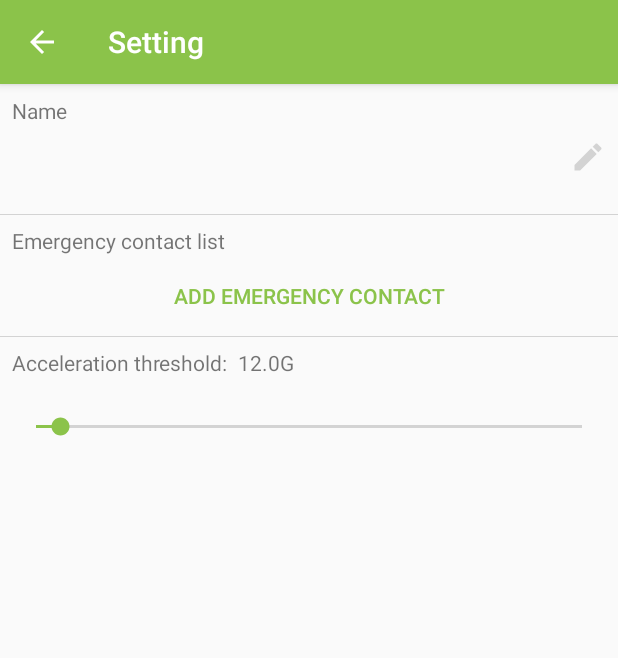
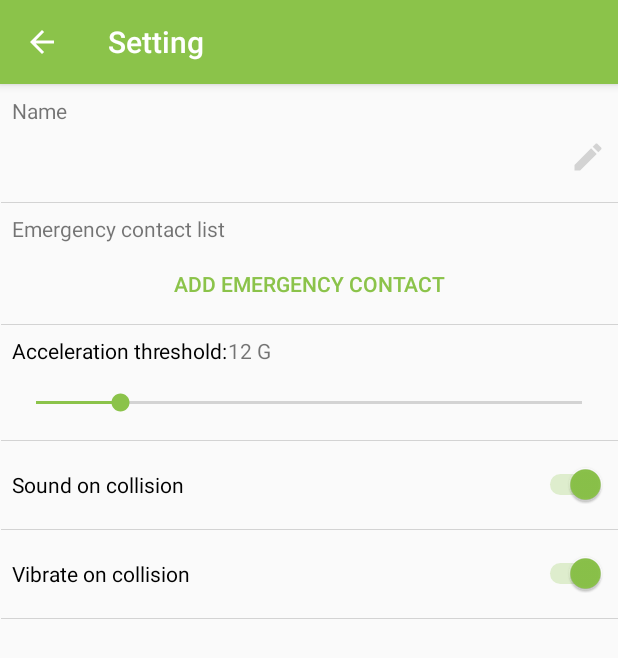
Before and after one commit to imrankhanissm/BikerSafe, an Android app: the SettingActivity screen opened directly, with no data from a screen before it, on a phone screen of 412 x 824 dp. Shown: the top 658 px of the screen. Run offline under Robolectric (Android 15) with nearby library versions, the phone set to English and light mode, and no system bars.

Commit message:
sound and vibration settings added

```diff
--- a/app/src/main/AndroidManifest.xml
+++ b/app/src/main/AndroidManifest.xml
@@ -13,6 +13,7 @@
     <uses-permission android:name="android.permission.READ_PHONE_STATE" />
     <uses-permission android:name="android.permission.FOREGROUND_SERVICE" />
     <uses-permission android:name="android.permission.READ_CONTACTS"/>
+    <uses-permission android:name="android.permission.VIBRATE"/>
 
     <uses-feature
         android:name="hardware.sensor.accelerometer"
--- a/app/src/main/java/com/example/bikeapp/activities/MapsActivity.kt
+++ b/app/src/main/java/com/example/bikeapp/activities/MapsActivity.kt
@@ -6,7 +6,6 @@ import android.content.Context
 import android.content.Intent
 import android.content.IntentFilter
 import android.content.pm.PackageManager
-import android.content.res.ColorStateList
 import android.graphics.Bitmap
 import android.graphics.Canvas
 import android.graphics.Color
--- a/app/src/main/java/com/example/bikeapp/activities/SettingActivity.kt
+++ b/app/src/main/java/com/example/bikeapp/activities/SettingActivity.kt
@@ -54,7 +54,7 @@ class SettingActivity : AppCompatActivity() {
         }
 
         dbHelper = DBHelper(this)
-        var contacts = dbHelper.getContacts()
+        val contacts = dbHelper.getContacts()
 
         if (contacts != null) {
             for (i in contacts){
@@ -67,7 +67,7 @@ class SettingActivity : AppCompatActivity() {
             val dialogBuilder = AlertDialog.Builder(this)
             dialogView = layoutInflater.inflate(R.layout.dialog_add_contact, null)
             dialogView.findViewById<ImageView>(R.id.contactsButton).setOnClickListener {
-                var contactsIntent = Intent(Intent.ACTION_PICK, ContactsContract.CommonDataKinds.Phone.CONTENT_URI)
+                val contactsIntent = Intent(Intent.ACTION_PICK, ContactsContract.CommonDataKinds.Phone.CONTENT_URI)
                 startActivityForResult(contactsIntent, RESULT_PICK_CONTACT)
             }
             dialogBuilder.setView(dialogView)
@@ -87,13 +87,13 @@ class SettingActivity : AppCompatActivity() {
             dialogBuilder.show()
         }
 
-        var accelerationThreshold = myPrefs.getFloat(Constants.accelerationThreshold, Constants.accelerationThresholdDefault)
-        accelerationThresholdSetting.text = accelerationThreshold.toString() + "G"
+        val accelerationThreshold = myPrefs.getFloat(Constants.Settings.accelerationThreshold, Constants.Settings.accelerationThresholdDefault)
+        accelerationThresholdSetting.text = String.format("%d G", accelerationThreshold.toInt())
         accelerationSeekBarSetting.progress = accelerationThreshold.toInt()
 
         accelerationSeekBarSetting.setOnSeekBarChangeListener(object: SeekBar.OnSeekBarChangeListener{
             override fun onProgressChanged(seekBar: SeekBar?, progress: Int, fromUser: Boolean) {
-                accelerationThresholdSetting.text = progress.toString() + "G"
+                accelerationThresholdSetting.text = String.format("%d G", progress)
             }
 
             override fun onStartTrackingTouch(seekBar: SeekBar?) {
@@ -101,11 +101,29 @@ class SettingActivity : AppCompatActivity() {
 
             override fun onStopTrackingTouch(seekBar: SeekBar?) {
                 if (seekBar != null) {
-                    myPrefs.edit().putFloat(Constants.accelerationThreshold, seekBar.progress.toFloat()).apply()
+                    myPrefs.edit().putFloat(Constants.Settings.accelerationThreshold, seekBar.progress.toFloat()).apply()
                     SensorService.accelerationThreshold = seekBar.progress.toFloat()
                 }
             }
         })
+
+        soundSwitch.isChecked = myPrefs.getBoolean(Constants.Settings.sound, true)
+        vibrateSwitch.isChecked = myPrefs.getBoolean(Constants.Settings.vibrate, true)
+        soundSwitch.setOnCheckedChangeListener { _, isChecked ->
+            if(isChecked){
+                myPrefs.edit().putBoolean(Constants.Settings.sound, true).apply()
+            }else{
+                myPrefs.edit().putBoolean(Constants.Settings.sound, false).apply()
+            }
+        }
+
+        vibrateSwitch.setOnCheckedChangeListener { _, isChecked ->
+            if(isChecked){
+                myPrefs.edit().putBoolean(Constants.Settings.vibrate, true).apply()
+            }else{
+                myPrefs.edit().putBoolean(Constants.Settings.vibrate, false).apply()
+            }
+        }
     }
 
     private fun generateContactView(contact: Contact): View {
@@ -118,7 +136,7 @@ class SettingActivity : AppCompatActivity() {
             dialogView.findViewById<EditText>(R.id.countryCodeAddContactProfile)?.setText(contactView.findViewById<TextView>(R.id.countryCodeProfile).text)
             dialogView.findViewById<EditText>(R.id.phoneNoAddContactProfile)?.setText(contactView.findViewById<TextView>(R.id.phoneNoProfile).text)
             dialogView.findViewById<ImageView>(R.id.contactsButton).setOnClickListener {
-                var contactsIntent = Intent(Intent.ACTION_PICK, ContactsContract.CommonDataKinds.Phone.CONTENT_URI)
+                val contactsIntent = Intent(Intent.ACTION_PICK, ContactsContract.CommonDataKinds.Phone.CONTENT_URI)
                 startActivityForResult(contactsIntent, RESULT_PICK_CONTACT)
             }
 
@@ -159,13 +177,13 @@ class SettingActivity : AppCompatActivity() {
         super.onActivityResult(requestCode, resultCode, data)
         if(requestCode == RESULT_PICK_CONTACT){
             try {
-                var uri = data?.data
-                var cursor = contentResolver.query(uri, null, null, null, null)
-                cursor.moveToFirst()
-                var nameIndex = cursor.getColumnIndex(ContactsContract.CommonDataKinds.Phone.DISPLAY_NAME)
-                var phoneIndex = cursor.getColumnIndex(ContactsContract.CommonDataKinds.Phone.NUMBER)
-                var contactName = cursor.getString(nameIndex)
-                var contactNumber = cursor.getString(phoneIndex)
+                val uri = data?.data
+                val cursor = contentResolver.query(uri, null, null, null, null)
+                cursor!!.moveToFirst()
+                val nameIndex = cursor.getColumnIndex(ContactsContract.CommonDataKinds.Phone.DISPLAY_NAME)
+                val phoneIndex = cursor.getColumnIndex(ContactsContract.CommonDataKinds.Phone.NUMBER)
+                val contactName = cursor.getString(nameIndex)
+                val contactNumber = cursor.getString(phoneIndex)
                 var cleanedContactNumber = ""
                 for (i in contactNumber.length-1 downTo 0){
                     if(contactNumber[i].isDigit()){
--- a/app/src/main/java/com/example/bikeapp/activities/SplashScreenActivity.kt
+++ b/app/src/main/java/com/example/bikeapp/activities/SplashScreenActivity.kt
@@ -3,7 +3,6 @@ package com.example.bikeapp.activities
 import android.content.Intent
 import android.os.Bundle
 import androidx.appcompat.app.AppCompatActivity
-import com.example.bikeapp.R
 
 class SplashScreenActivity : AppCompatActivity() {
 
--- a/app/src/main/java/com/example/bikeapp/dbHelper/DBHelper.kt
+++ b/app/src/main/java/com/example/bikeapp/dbHelper/DBHelper.kt
@@ -10,10 +10,9 @@ import android.util.Log
 import android.widget.Toast
 import com.example.bikeapp.models.Contact
 
-class DBHelper(context: Context) :
+class DBHelper(private val context: Context) :
     SQLiteOpenHelper(context, DATABASE_NAME, null, DATABASE_VERSION) {
 
-    private val context = context
     companion object {
         private var DATABASE_NAME = "emergencyContacts"
         private var DATABASE_VERSION = 1
@@ -24,7 +23,7 @@ class DBHelper(context: Context) :
     override fun onCreate(db: SQLiteDatabase?) {
 //        , constraint unique_constraint unique(${Contact.countryCodeLable}, ${Contact.phoneNoLabel})
         val createTable =
-            "create table $EMERGENCY_CONTACTS_TABLE_NAME ($COLUMN_ID integer primary key autoincrement, ${Contact.countryCodeLable} text, ${Contact.phoneNoLabel} text)"
+            "create table $EMERGENCY_CONTACTS_TABLE_NAME ($COLUMN_ID integer primary key autoincrement, ${Contact.countryCodeLabel} text, ${Contact.phoneNoLabel} text)"
         db!!.execSQL(createTable)
     }
 
@@ -33,7 +32,7 @@ class DBHelper(context: Context) :
     fun getContacts(): List<Contact>? {
         val contacts = ArrayList<Contact>()
         val query = "select * from $EMERGENCY_CONTACTS_TABLE_NAME"
-        var cursor: Cursor?
+        val cursor: Cursor?
         val dbl = readableDatabase
         try {
             cursor = dbl?.rawQuery(query, null)
@@ -44,7 +43,7 @@ class DBHelper(context: Context) :
         }
         if (cursor!!.moveToFirst()) {
             do {
-                contacts.add(Contact(cursor.getString(cursor.getColumnIndex(Contact.countryCodeLable)), cursor.getString(cursor.getColumnIndex(Contact.phoneNoLabel))))
+                contacts.add(Contact(cursor.getString(cursor.getColumnIndex(Contact.countryCodeLabel)), cursor.getString(cursor.getColumnIndex(Contact.phoneNoLabel))))
             } while (cursor.moveToNext())
         }
         cursor.close()
@@ -54,7 +53,7 @@ class DBHelper(context: Context) :
 
     fun insertContact(contact: Contact): Boolean {
         val cv = ContentValues()
-        cv.put(Contact.countryCodeLable, contact.countryCode)
+        cv.put(Contact.countryCodeLabel, contact.countryCode)
         cv.put(Contact.phoneNoLabel, contact.phoneNo)
         val dbl = writableDatabase
         try {
@@ -75,11 +74,11 @@ class DBHelper(context: Context) :
 
     fun updateContact(oldContact: Contact, newContact: Contact): Boolean {
         val cv = ContentValues()
-        cv.put(Contact.countryCodeLable, newContact.countryCode)
+        cv.put(Contact.countryCodeLabel, newContact.countryCode)
         cv.put(Contact.phoneNoLabel, newContact.phoneNo)
         val dbl = writableDatabase
         try {
-            if (dbl.update(EMERGENCY_CONTACTS_TABLE_NAME, cv, Contact.countryCodeLable + " =? and " + Contact.phoneNoLabel + " =? ", arrayOf(oldContact.countryCode, oldContact.phoneNo)) > 0){
+            if (dbl.update(EMERGENCY_CONTACTS_TABLE_NAME, cv, Contact.countryCodeLabel + " =? and " + Contact.phoneNoLabel + " =? ", arrayOf(oldContact.countryCode, oldContact.phoneNo)) > 0){
                 dbl.close()
                 return true
             }else{
@@ -97,7 +96,7 @@ class DBHelper(context: Context) :
     fun deleteContact(contact: Contact): Boolean {
         val dbl = writableDatabase
         try {
-            if (dbl.delete(EMERGENCY_CONTACTS_TABLE_NAME, Contact.countryCodeLable + " =? and " + Contact.phoneNoLabel + " =? ", arrayOf(contact.countryCode, contact.phoneNo)) > 0) {
+            if (dbl.delete(EMERGENCY_CONTACTS_TABLE_NAME, Contact.countryCodeLabel + " =? and " + Contact.phoneNoLabel + " =? ", arrayOf(contact.countryCode, contact.phoneNo)) > 0) {
                 dbl.close()
                 return true
             }else{
--- a/app/src/main/java/com/example/bikeapp/models/Contact.kt
+++ b/app/src/main/java/com/example/bikeapp/models/Contact.kt
@@ -1,12 +1,10 @@
 package com.example.bikeapp.models
 
-class Contact(countryCode: String, phoneNo: String) {
+class Contact(var countryCode: String, var phoneNo: String) {
     companion object{
-        const val countryCodeLable = "countryCode"
+        const val countryCodeLabel = "countryCode"
         const val phoneNoLabel = "phoneNo"
     }
-    var countryCode: String = countryCode
-    var phoneNo: String = phoneNo
 
     fun isValid(): Boolean{
         if(phoneNo.length == 10 && countryCode == "+91"){
--- a/app/src/main/java/com/example/bikeapp/services/SensorService.kt
+++ b/app/src/main/java/com/example/bikeapp/services/SensorService.kt
@@ -65,7 +65,7 @@ class SensorService : Service(), SensorEventListener {
                 sendLocationToUI()
             }
         }
-        accelerationThreshold = getSharedPreferences(Constants.sharedPrefsName, Context.MODE_PRIVATE).getFloat(Constants.accelerationThreshold, accelerationThreshold)
+        accelerationThreshold = getSharedPreferences(Constants.sharedPrefsName, Context.MODE_PRIVATE).getFloat(Constants.Settings.accelerationThreshold, accelerationThreshold)
     }
 
     override fun onStartCommand(intent: Intent?, flags: Int, startId: Int): Int {
--- a/app/src/main/res/layout/activity_setting.xml
+++ b/app/src/main/res/layout/activity_setting.xml
@@ -4,7 +4,9 @@
     xmlns:tools="http://schemas.android.com/tools"
     android:layout_width="match_parent"
     android:layout_height="match_parent"
-    tools:context=".activities.SettingActivity">
+    tools:context=".activities.SettingActivity"
+    android:padding="8dp"
+    android:clipToPadding="false">
 
     <LinearLayout
         android:id="@+id/usernameProfileContainer"
@@ -13,41 +15,38 @@
         android:clickable="true"
         android:focusable="true"
         android:orientation="vertical"
-        android:padding="8dp"
         app:layout_constraintTop_toTopOf="parent"
         android:background="?android:attr/selectableItemBackground">
 
         <TextView
             android:layout_width="wrap_content"
             android:layout_height="wrap_content"
-            android:text="Name" />
+            android:text="@string/name" />
 
         <TextView
             android:id="@+id/usernameProfile"
             android:layout_width="match_parent"
             android:layout_height="wrap_content"
-            android:drawableRight="@drawable/ic_edit_gray_24dp"
-            android:text="Username"
+            android:drawableEnd="@drawable/ic_edit_gray_24dp"
+            android:text="@string/username"
             android:textColor="@color/black"
             android:paddingTop="8dp"
             android:paddingBottom="16dp"
             android:textSize="20sp" />
     </LinearLayout>
 
-    <View
+    <include layout="@layout/layout_list_separator"
+        app:layout_constraintTop_toBottomOf="@id/usernameProfileContainer"
         android:layout_width="match_parent"
-        android:layout_height="1px"
-        android:background="@color/lightGray"
-        app:layout_constraintTop_toBottomOf="@id/usernameProfileContainer"
-        app:layout_constraintLeft_toLeftOf="parent"
-        app:layout_constraintRight_toRightOf="parent"/>
+        android:layout_height="wrap_content"
+        android:layout_marginLeft="-8dp"
+        android:layout_marginRight="-8dp"/>
 
     <TextView
         android:id="@+id/emergencyContactListProfileLabel"
         android:layout_width="match_parent"
         android:layout_height="wrap_content"
-        android:text="Emergency contact list"
-        android:layout_marginLeft="8dp"
+        android:text="@string/emergency_contact_list"
         android:layout_marginTop="8dp"
         app:layout_constraintTop_toBottomOf="@id/usernameProfileContainer"
         app:layout_constraintLeft_toLeftOf="parent"
@@ -67,26 +66,25 @@
         android:layout_width="match_parent"
         android:layout_height="wrap_content"
         android:src="@drawable/ic_add_circle_black_24dp"
-        android:text="Add emergency contact"
+        android:text="@string/add_emergency_contact"
         app:layout_constraintLeft_toLeftOf="parent"
         app:layout_constraintTop_toBottomOf="@id/emergencyContactListProfile" />
 
-    <View
+    <include layout="@layout/layout_list_separator"
+        app:layout_constraintTop_toBottomOf="@id/addMoreEmergencyContactsProfile"
         android:layout_width="match_parent"
-        android:layout_height="1px"
-        android:background="@color/lightGray"
-        app:layout_constraintTop_toBottomOf="@id/addMoreEmergencyContactsProfile"
-        app:layout_constraintLeft_toLeftOf="parent"
-        app:layout_constraintRight_toRightOf="parent"/>
+        android:layout_height="wrap_content"
+        android:layout_marginLeft="-8dp"
+        android:layout_marginRight="-8dp"/>
 
     <TextView
         android:id="@+id/accelerationThresholdSettingLabel"
         android:layout_width="wrap_content"
         android:layout_height="wrap_content"
-        android:text="Acceleration threshold:  "
+        android:text="@string/acceleration_threshold"
+        android:textColor="@color/black"
         app:layout_constraintTop_toBottomOf="@id/addMoreEmergencyContactsProfile"
         app:layout_constraintLeft_toLeftOf="parent"
-        android:layout_marginLeft="8dp"
         android:layout_marginTop="8dp"/>
 
     <TextView
@@ -95,7 +93,7 @@
         android:layout_height="wrap_content"
         app:layout_constraintLeft_toRightOf="@id/accelerationThresholdSettingLabel"
         app:layout_constraintTop_toBottomOf="@id/addMoreEmergencyContactsProfile"
-        android:text="9.8G"
+        android:text="@string/_9_8g"
         android:layout_marginTop="8dp"/>
 
     <SeekBar
@@ -105,9 +103,49 @@
         app:layout_constraintTop_toBottomOf="@id/accelerationThresholdSetting"
         app:layout_constraintLeft_toLeftOf="parent"
         app:layout_constraintRight_toRightOf="parent"
-        android:layout_margin="8dp"
-        android:paddingVertical="16dp"
-        android:min="9"
+        android:paddingTop="16dp"
+        android:paddingBottom="16dp"
         android:max="78"/>
 
+    <include layout="@layout/layout_list_separator"
+        app:layout_constraintTop_toBottomOf="@id/accelerationSeekBarSetting"
+        android:layout_width="match_parent"
+        android:layout_height="wrap_content"
+        android:layout_marginLeft="-8dp"
+        android:layout_marginRight="-8dp"/>
+
+    <Switch
+        android:layout_width="match_parent"
+        android:layout_height="wrap_content"
+        android:id="@+id/soundSwitch"
+        app:layout_constraintLeft_toLeftOf="parent"
+        app:layout_constraintTop_toBottomOf="@id/accelerationSeekBarSetting"
+        android:text="@string/sound_on_collision"
+        android:paddingTop="20dp"
+        android:paddingBottom="20dp"/>
+
+    <include layout="@layout/layout_list_separator"
+        app:layout_constraintTop_toBottomOf="@id/soundSwitch"
+        android:layout_width="match_parent"
+        android:layout_height="wrap_content"
+        android:layout_marginLeft="-8dp"
+        android:layout_marginRight="-8dp"/>
+
+    <Switch
+        android:layout_width="match_parent"
+        android:layout_height="wrap_content"
+        android:id="@+id/vibrateSwitch"
+        app:layout_constraintLeft_toLeftOf="parent"
+        app:layout_constraintTop_toBottomOf="@id/soundSwitch"
+        android:text="@string/vibrate_on_collision"
+        android:paddingTop="20dp"
+        android:paddingBottom="20dp" />
+
+    <include layout="@layout/layout_list_separator"
+        app:layout_constraintTop_toBottomOf="@id/vibrateSwitch"
+        android:layout_width="match_parent"
+        android:layout_height="wrap_content"
+        android:layout_marginLeft="-8dp"
+        android:layout_marginRight="-8dp"/>
+
 </androidx.constraintlayout.widget.ConstraintLayout>
--- a/app/src/main/res/layout/dialog_add_contact.xml
+++ b/app/src/main/res/layout/dialog_add_contact.xml
@@ -24,13 +24,15 @@
         app:layout_constraintLeft_toRightOf="@id/countryCodeAddContactProfile"
         app:layout_constraintRight_toRightOf="parent"
         app:layout_constraintTop_toTopOf="parent"
-        android:paddingRight="30dp"/>
+        android:paddingEnd="30dp"
+        android:paddingStart="0dp"/>
 
     <ImageView
         android:layout_width="wrap_content"
         android:layout_height="wrap_content"
         android:id="@+id/contactsButton"
         android:src="@drawable/ic_contacts_gray_24dp"
+        android:contentDescription="@string/contacts"
         android:padding="6dp"
         app:layout_constraintRight_toRightOf="parent"
         app:layout_constraintTop_toTopOf="parent"
--- a/app/src/main/res/layout/layout_contact.xml
+++ b/app/src/main/res/layout/layout_contact.xml
@@ -9,7 +9,8 @@
             android:orientation="horizontal"
             android:paddingTop="16dp"
             android:paddingBottom="16dp"
-            android:paddingLeft="8dp"
+            android:paddingStart="8dp"
+            android:paddingEnd="0dp"
             android:background="?android:attr/selectableItemBackground">
                 <TextView
                     android:id="@+id/countryCodeProfile"
@@ -23,7 +24,7 @@
                     android:id="@+id/phoneNoProfile"
                     android:layout_width="match_parent"
                     android:layout_height="wrap_content"
-                    android:text="phone number"
+                    android:text="@string/phone_number"
                     android:textColor="@color/black"
                     android:drawableEnd="@drawable/ic_edit_gray_24dp"/>
         </LinearLayout>
--- a/app/src/main/res/layout/layout_contact_edit.xml
+++ b/app/src/main/res/layout/layout_contact_edit.xml
@@ -23,13 +23,15 @@
         app:layout_constraintLeft_toRightOf="@id/moreContactCountryCodeRegister"
         app:layout_constraintRight_toRightOf="parent"
         app:layout_constraintTop_toTopOf="parent"
-        android:paddingRight="30dp"/>
+        android:paddingStart="0dp"
+        android:paddingEnd="30dp"/>
 
     <ImageButton
         android:layout_width="36dp"
         android:layout_height="36dp"
         android:id="@+id/contactsButton"
         android:src="@drawable/ic_contacts_gray_24dp"
+        android:contentDescription="@string/contacts"
         app:layout_constraintRight_toRightOf="parent"
         app:layout_constraintTop_toTopOf="parent"
         style="@style/Widget.AppCompat.Toolbar.Button.Navigation"/>
--- /dev/null
+++ b/app/src/main/res/layout/layout_list_separator.xml
@@ -0,0 +1,15 @@
+<?xml version="1.0" encoding="utf-8"?>
+<LinearLayout xmlns:android="http://schemas.android.com/apk/res/android"
+    xmlns:app="http://schemas.android.com/apk/res-auto"
+    android:orientation="vertical"
+    android:layout_width="match_parent"
+    android:layout_height="match_parent">
+
+    <View
+        android:layout_width="match_parent"
+        android:layout_height="1px"
+        android:background="@color/lightGray"
+        app:layout_constraintLeft_toLeftOf="parent"
+        app:layout_constraintRight_toRightOf="parent" />
+
+</LinearLayout>
--- a/app/src/main/res/values/strings.xml
+++ b/app/src/main/res/values/strings.xml
@@ -1,4 +1,19 @@
 <resources>
     <string name="app_name">bikerApp</string>
     <string name="title_activity_maps">Map</string>
+    <string name="sound_on_collision">Sound on collision</string>
+    <string name="vibrate_on_collision">Vibrate on collision</string>
+    <string name="_9_8g">9.8G</string>
+    <string name="acceleration_threshold">Acceleration threshold:</string>
+    <string name="add_emergency_contact">Add emergency contact</string>
+    <string name="emergency_contact_list">Emergency contact list</string>
+    <string name="username">Username</string>
+    <string name="name">Name</string>
+    <string name="collision_detected_sending_alert_in">Collision detected sending alert in</string>
+    <string name="_0_seconds">0 seconds</string>
+    <string name="cancel">cancel</string>
+    <string name="send_now">Send now</string>
+    <string name="register">Register</string>
+    <string name="contacts">Contacts</string>
+    <string name="phone_number">phone number</string>
 </resources>
```
Also changed, not shown: app/src/main/java/com/example/bikeapp/Constants.kt (+10 -4 lines), app/src/main/java/com/example/bikeapp/activities/AlertDialogActivity.kt (+39 -14 lines), app/src/main/java/com/example/bikeapp/activities/RegisterActivity.kt (+14 -18 lines), app/src/main/java/com/example/bikeapp/services/SmsService.kt (+2 -7 lines), app/src/main/res/layout/activity_alert_dialog.xml (+5 -5 lines), app/src/main/res/layout/activity_register.xml (+5 -4 lines).
